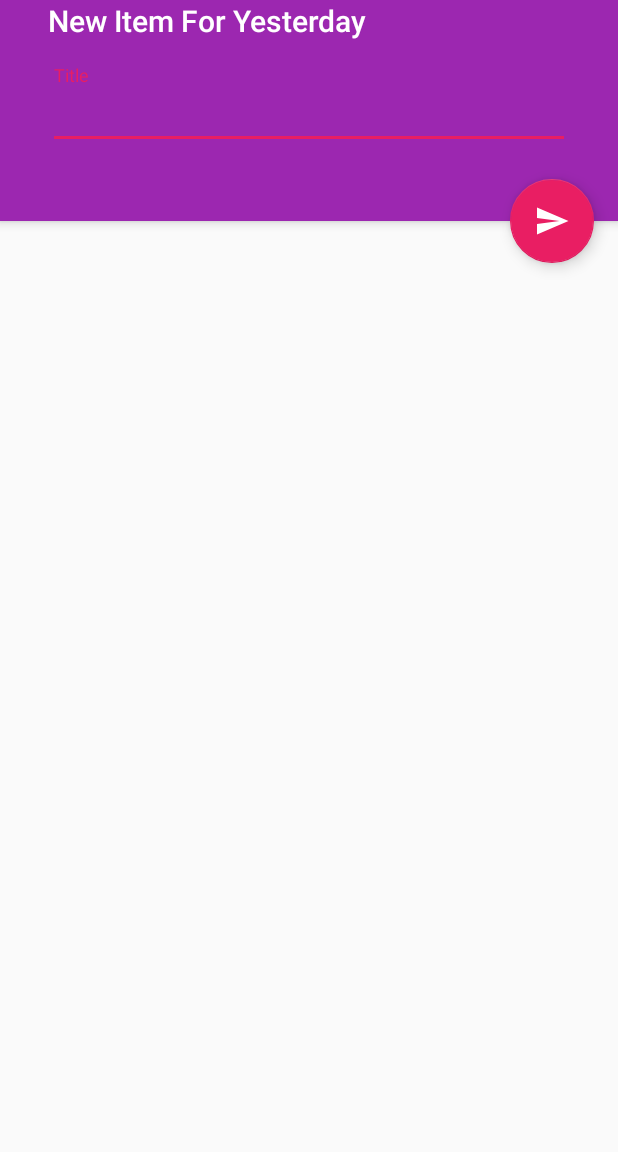
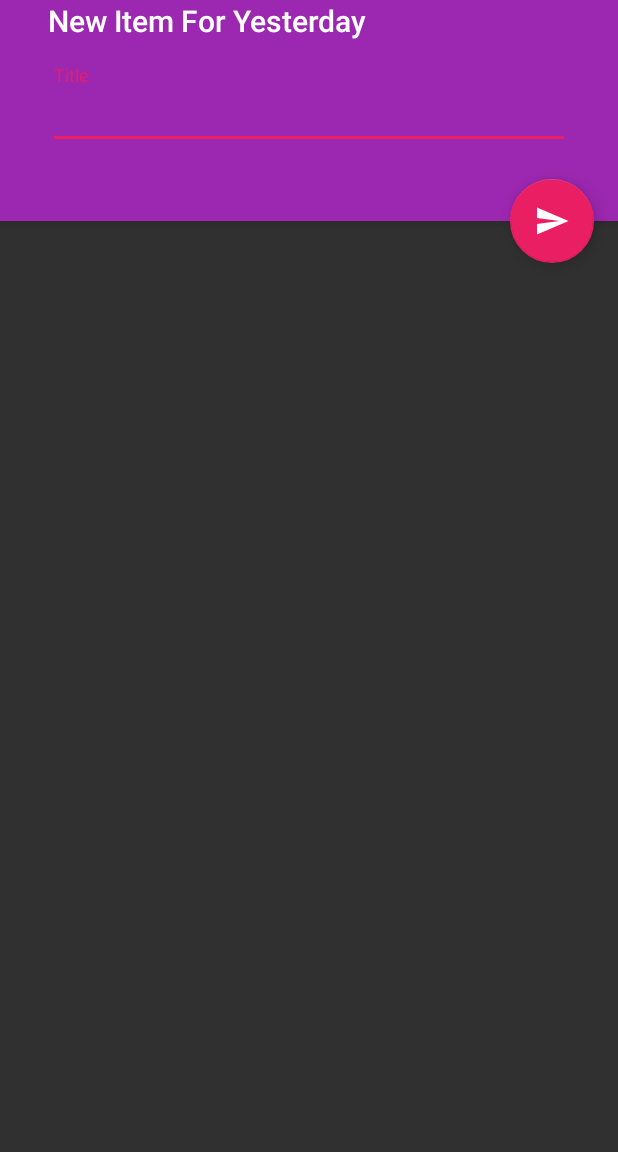
Before and after one commit to aidangrabe/Standup, an Android app: the CreateItemActivity screen opened directly, with no data from a screen before it, on a phone screen of 412 x 824 dp, the part 84-1236 px from its top. Run offline under Robolectric (Android 15) with nearby library versions, the phone set to English and light mode, and no system bars; 1 statement that could not run was skipped.

Commit message:
Update the styles

```diff
--- a/app/src/main/res/values/colors.xml
+++ b/app/src/main/res/values/colors.xml
@@ -3,4 +3,9 @@
     <color name="colorPrimary">#9C27B0</color>
     <color name="colorPrimaryDark">#7B1FA2</color>
     <color name="colorAccent">#E91E63</color>
+
+    <color name="todayColor">#1e88e5</color>
+    <color name="yesterdayColor">#8e24aa</color>
+    <color name="blockerColor">#e53935</color>
+
 </resources>
--- a/app/src/main/res/values/styles.xml
+++ b/app/src/main/res/values/styles.xml
@@ -1,12 +1,28 @@
+<?xml version="1.0" encoding="utf-8"?>
+
 <resources>
 
-    <style name="AppTheme" parent="Theme.AppCompat.Light.NoActionBar">
+    <style name="AppTheme" parent="Theme.AppCompat.NoActionBar">
         <item name="colorPrimary">@color/colorPrimary</item>
         <item name="colorPrimaryDark">@color/colorPrimaryDark</item>
         <item name="colorAccent">@color/colorAccent</item>
 
         <item name="bottomBarIconColor">#FFFFFF</item>
         <item name="bottomBarTextColor">#FFFFFF</item>
+
+        <item name="toolbarStyle">@style/Toolbar</item>
+
+        <item name="android:windowTranslucentStatus">true</item>
+        <item name="android:statusBarColor">#33000000</item>
+    </style>
+
+    <style name="Toolbar" parent="Widget.AppCompat.Toolbar">
+        <item name="android:background">#33000000</item>
+        <item name="android:layout_width">match_parent</item>
+        <item name="android:layout_height">wrap_content</item>
+
+        <item name="theme">@style/ThemeOverlay.AppCompat.Dark.ActionBar</item>
+        <item name="popupTheme">@style/ThemeOverlay.AppCompat.Light</item>
     </style>
 
 </resources>
--- a/app/src/main/res/xml/bottom_bar.xml
+++ b/app/src/main/res/xml/bottom_bar.xml
@@ -5,21 +5,18 @@
         id="@+id/nav_yesterday"
         icon="@drawable/ic_yesterday"
         title="Yesterday"
-        barColorWhenSelected="#546e7a"
         />
 
     <tab
         id="@+id/nav_today"
         icon="@drawable/ic_today"
         title="Today"
-        barColorWhenSelected="?colorPrimary"
         />
 
     <tab
         id="@+id/nav_blockers"
         icon="@drawable/ic_blockers"
         title="Blockers"
-        barColorWhenSelected="#d50000"
         />
 
 </tabs>
```
Also changed, not shown: app/src/main/res/layout/activity_main.xml (+8 -6 lines), app/src/main/res/layout/toolbar.xml (+1 -6 lines).
